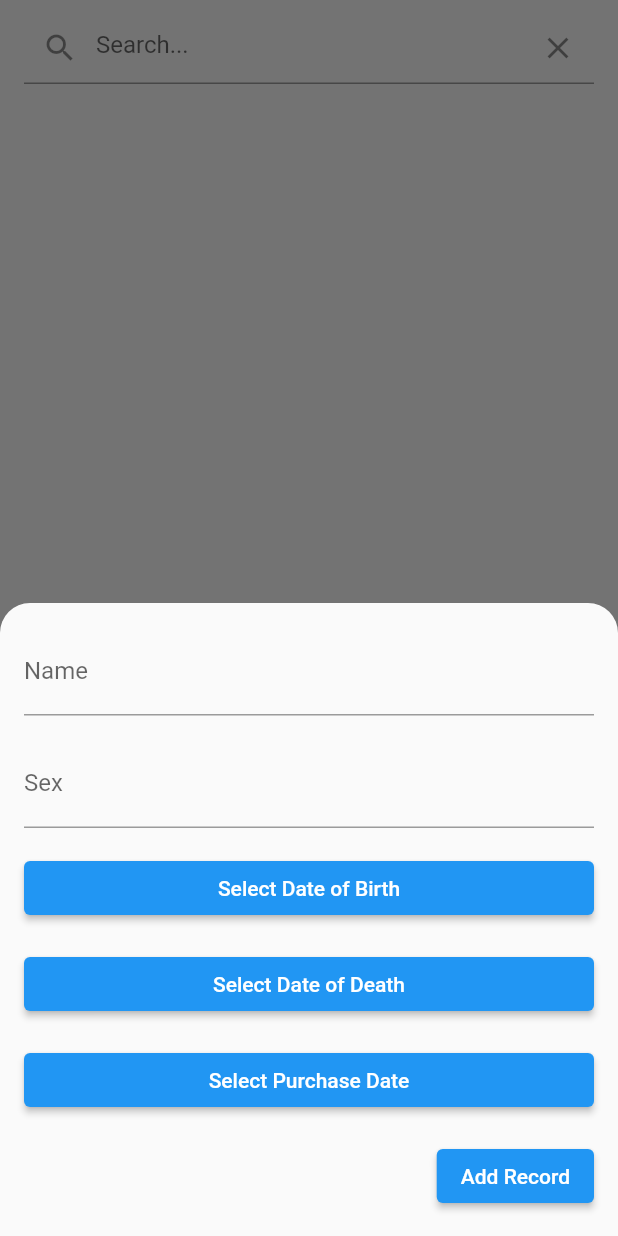
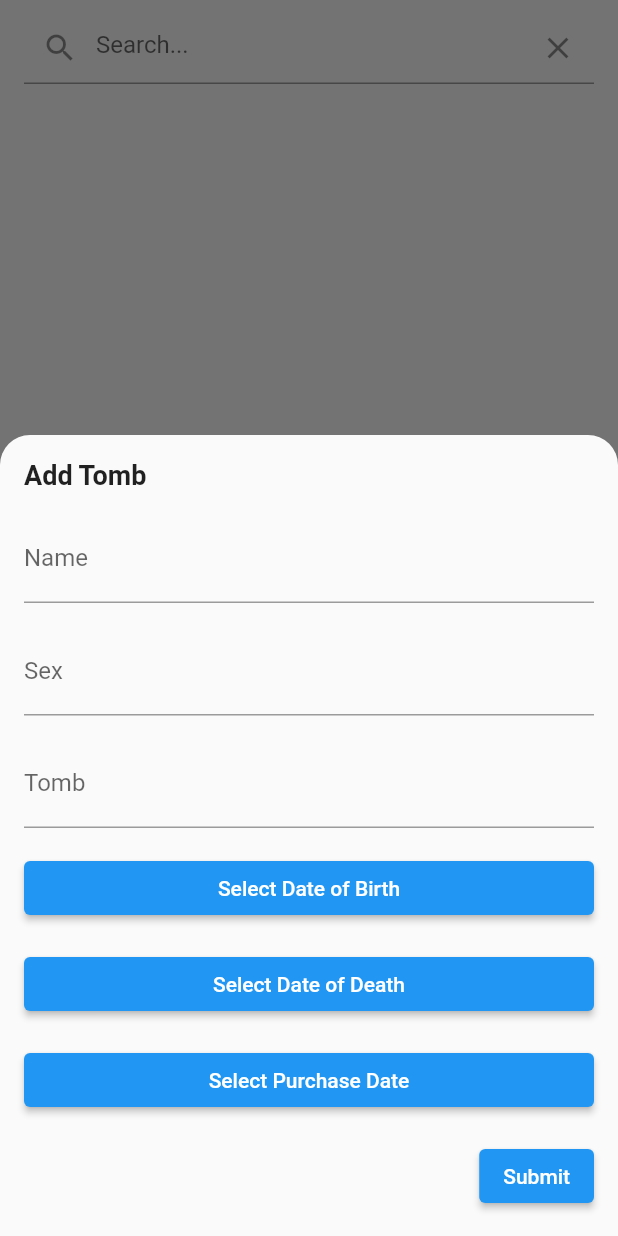
Before and after one commit to markuskusxyren/flutterHimNav, a Flutter app: the RecordsPage screen opened directly, after a tap on the "add" icon, on a phone screen of 412 x 824 dp. Run offline on Flutter 3.47's test engine with Material 2 defaults, Android fonts, the phone set to English and light mode, and no system bars; our stand-ins replace cloud_firestore, firebase_auth, firebase_core, flutter_dotenv, google_maps_flutter, location and 2 more; missing offline and left inert: flutter_polyline_points, zxcvbn; accounts and stored records are empty.

Commit message:
fixed sum stuff

```diff
--- a/lib/pages/headadmin_records_page.dart
+++ b/lib/pages/headadmin_records_page.dart
@@ -36,6 +36,7 @@ class _RecordsPageState extends State<RecordsPage> {
         final graveAvailDate =
             _formatTimestamp(recordData?['grave_avail_date']);
         final sex = recordData?['sex'];
+        final tomb = recordData?['tomb'];
 
         return AlertDialog(
           title: const Text('Record Details'),
@@ -52,6 +53,8 @@ class _RecordsPageState extends State<RecordsPage> {
               Text('Purchase Date: $graveAvailDate'),
               const SizedBox(height: 3),
               Text('Sex: $sex'),
+              const SizedBox(height: 3),
+              Text('Tomb: $tomb'),
             ],
           ),
           actions: [
@@ -82,12 +85,12 @@ class _RecordsPageState extends State<RecordsPage> {
   }
 
   void _showEditDialog(DocumentSnapshot<Map<String, dynamic>> document) {
-    // Retrieve the record data
     final recordData = document.data();
     String name = recordData?['name'];
     String sex = recordData?['sex'];
     DateTime dateOfBirth = recordData?['date_of_birth'].toDate();
     DateTime dateOfDeath = recordData?['date_of_death'].toDate();
+    String tomb = recordData?['tomb'];
 
     showDialog(
       context: context,
@@ -118,15 +121,19 @@ class _RecordsPageState extends State<RecordsPage> {
                   },
                 ),
                 const SizedBox(height: 16.0),
+                TextFormField(
+                  decoration: const InputDecoration(labelText: 'Tomb'),
+                  initialValue: tomb,
+                  onChanged: (value) {
+                    setState(() {
+                      tomb = value;
+                    });
+                  },
+                ),
+                const SizedBox(height: 16.0),
                 ElevatedButton(
                   onPressed: () async {
-                    final DateTime? picked =
-                        await _selectDate(context, dateOfBirth);
-                    if (picked != null) {
-                      setState(() {
-                        dateOfBirth = picked;
-                      });
-                    }
+                    // Existing onPressed code...
                   },
                   child: Text(
                     'Date of Birth: ${_dateFormat.format(dateOfBirth)}',
@@ -135,13 +142,7 @@ class _RecordsPageState extends State<RecordsPage> {
                 const SizedBox(height: 16.0),
                 ElevatedButton(
                   onPressed: () async {
-                    final DateTime? picked =
-                        await _selectDate(context, dateOfDeath);
-                    if (picked != null) {
-                      setState(() {
-                        dateOfDeath = picked;
-                      });
-                    }
+                    // Existing onPressed code...
                   },
                   child: Text(
                     'Date of Death: ${_dateFormat.format(dateOfDeath)}',
@@ -162,6 +163,7 @@ class _RecordsPageState extends State<RecordsPage> {
                   'date_of_death': Timestamp.fromDate(dateOfDeath),
                 });
 
+                Navigator.pop(context);
                 Navigator.pop(context);
               },
               child: const Text('Save'),
@@ -239,6 +241,7 @@ class _RecordsPageState extends State<RecordsPage> {
     DateTime? selectedGraveAvailDate;
     String name = '';
     String sex = '';
+    String tomb = '';
 
     showModalBottomSheet(
       context: context,
@@ -260,6 +263,14 @@ class _RecordsPageState extends State<RecordsPage> {
                 mainAxisSize: MainAxisSize.min,
                 crossAxisAlignment: CrossAxisAlignment.stretch,
                 children: [
+                  const Text(
+                    'Add Tomb',
+                    style: TextStyle(
+                      fontSize: 18.0,
+                      fontWeight: FontWeight.bold,
+                    ),
+                  ),
+                  const SizedBox(height: 16.0),
                   TextFormField(
                     decoration: const InputDecoration(labelText: 'Name'),
                     onChanged: (value) {
@@ -274,6 +285,15 @@ class _RecordsPageState extends State<RecordsPage> {
                     onChanged: (value) {
                       setState(() {
                         sex = value;
+                      });
+                    },
+                  ),
+                  const SizedBox(height: 16.0),
+                  TextFormField(
+                    decoration: const InputDecoration(labelText: 'Tomb'),
+                    onChanged: (value) {
+                      setState(() {
+                        tomb = value;
                       });
                     },
                   ),
@@ -356,6 +376,7 @@ class _RecordsPageState extends State<RecordsPage> {
                       onPressed: () {
                         if (name.isNotEmpty &&
                             sex.isNotEmpty &&
+                            tomb.isNotEmpty &&
                             selectedDateOfBirth != null &&
                             selectedDateOfDeath != null &&
                             selectedGraveAvailDate != null) {
@@ -364,6 +385,7 @@ class _RecordsPageState extends State<RecordsPage> {
                           firestore.collection('deceased').add({
                             'name': name,
                             'sex': sex,
+                            'tomb': tomb,
                             'date_of_birth': Timestamp.fromDate(
                               selectedDateOfBirth!,
                             ),
@@ -378,7 +400,7 @@ class _RecordsPageState extends State<RecordsPage> {
                           Navigator.pop(context);
                         }
                       },
-                      child: const Text('Add Record'),
+                      child: const Text('Submit'),
                     ),
                   ),
                 ],
--- a/pubspec.yaml
+++ b/pubspec.yaml
@@ -54,6 +54,7 @@ dependencies:
   url_launcher: ^6.1.11
   shared_preferences: ^2.0.9
   permission_handler: ^10.2.0
+  fl_chart: ^0.62.0
 
 
 
```
Also changed, not shown: lib/pages/headadmin_map_page.dart (+20 -5 lines), pubspec.lock.
